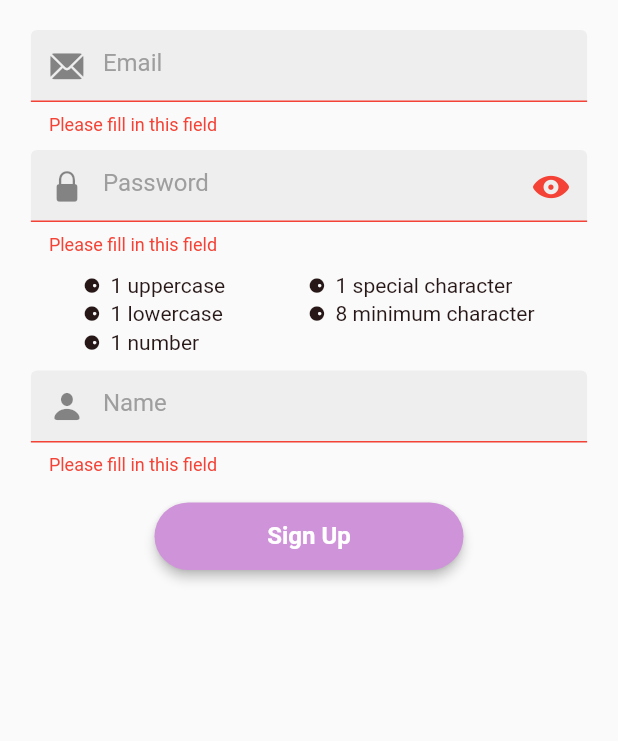
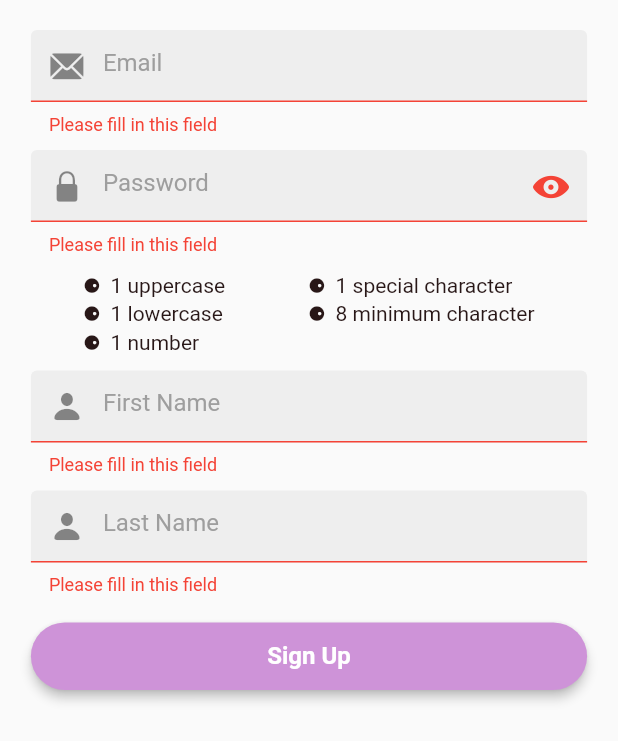
Before and after one commit to bartawil/fitApp, a Flutter app: the SignUpScreen widget shown alone on an empty page, opened directly, after a tap on "Sign Up", on a phone screen of 412 x 824 dp. Shown: the top 741 px of the screen. Run offline on Flutter 3.47's test engine with Material 2 defaults, Android fonts, the light colour scheme and no system bars; our stand-ins replace bloc, cloud_firestore, equatable, firebase_auth, firebase_core, firebase_storage and 3 more; accounts and stored records are empty.

Commit message:
last name signUp

```diff
--- a/lib/screens/authentication/sign_up_screen.dart
+++ b/lib/screens/authentication/sign_up_screen.dart
@@ -20,7 +20,8 @@ class _SignUpScreenState extends State<SignUpScreen> {
 	final passwordController = TextEditingController();
 	bool obscurePassword = true;
 	IconData iconPassword = CupertinoIcons.eye_fill;
-	final nameController = TextEditingController();
+	final firstNameController = TextEditingController();
+  final lastNameController = TextEditingController();
 	bool signUpRequired = false;
 
 	bool containsUpperCase = false;
@@ -210,8 +211,27 @@ class _SignUpScreenState extends State<SignUpScreen> {
 								SizedBox(
 									width: MediaQuery.of(context).size.width * 0.9,
 									child: MyTextField(
-										controller: nameController,
-										hintText: 'Name',
+										controller: firstNameController,
+										hintText: 'First Name',
+										obscureText: false,
+										keyboardType: TextInputType.name,
+										prefixIcon: const Icon(CupertinoIcons.person_fill),
+										validator: (val) {
+											if(val!.isEmpty) {
+												return 'Please fill in this field';
+											} else if(val.length > 30) {
+												return 'Name too long';
+											}
+											return null;
+										}
+									),
+								),
+                const SizedBox(height: 10),
+								SizedBox(
+									width: MediaQuery.of(context).size.width * 0.9,
+									child: MyTextField(
+										controller: lastNameController,
+										hintText: 'Last Name',
 										obscureText: false,
 										keyboardType: TextInputType.name,
 										prefixIcon: const Icon(CupertinoIcons.person_fill),
@@ -228,14 +248,15 @@ class _SignUpScreenState extends State<SignUpScreen> {
 								SizedBox(height: MediaQuery.of(context).size.height * 0.02),
 								!signUpRequired
 									? SizedBox(
-											width: MediaQuery.of(context).size.width * 0.5,
+											width: MediaQuery.of(context).size.width * 0.9,
 											child: TextButton(
 												onPressed: () {
 													if (_formKey.currentState!.validate()) {
 														MyUser myUser = MyUser.empty;
 														myUser = myUser.copyWith(
 															email: emailController.text,
-															name: nameController.text,
+															firstName: firstNameController.text,
+                              lastName: lastNameController.text,
 														);
 
 														setState(() {
--- a/lib/screens/home/home_screen.dart
+++ b/lib/screens/home/home_screen.dart
@@ -195,7 +195,7 @@ class _HomeScreenState extends State<HomeScreen> {
                           ),
 											const SizedBox(width: 10),
 											Text(
-												"Welcome ${state.user!.name}"
+												"Welcome ${state.user!.firstName}"
 											)
 										],
 									);
@@ -254,7 +254,7 @@ class _HomeScreenState extends State<HomeScreen> {
 																		crossAxisAlignment: CrossAxisAlignment.start,
 																		children: [
 																			Text(
-																				state.posts[i].myUser.name,
+																				state.posts[i].myUser.firstName,
 																				style: const TextStyle(
 																					fontWeight: FontWeight.bold,
 																					fontSize: 18
--- a/packages/user_repository/lib/src/entities/my_user_entity.dart
+++ b/packages/user_repository/lib/src/entities/my_user_entity.dart
@@ -3,13 +3,15 @@ import 'package:equatable/equatable.dart';
 class MyUserEntity extends Equatable {
 	final String id;
 	final String email;
-	final String name;
+	final String firstName;
+  final String lastName;
 	final String? picture;
 
 	const MyUserEntity({
 		required this.id,
 		required this.email,
-		required this.name,
+		required this.firstName,
+    required this.lastName,
 		this.picture,
 	});
 
@@ -17,7 +19,8 @@ class MyUserEntity extends Equatable {
     return {
       'id': id,
 			'email': email,
-      'name': name,
+      'first_name': firstName,
+      'last_name': lastName,
       'picture': picture,
     };
   }
@@ -26,20 +29,22 @@ class MyUserEntity extends Equatable {
     return MyUserEntity(
       id: doc['id'] as String,
 			email: doc['email'] as String,
-      name: doc['name'] as String,
+      firstName: doc['first_name'] as String,
+      lastName: doc['last_name'] as String,
       picture: doc['picture'] as String?
     );
   }
 
 	@override
-	List<Object?> get props => [id, email, name, picture];
+	List<Object?> get props => [id, email, firstName, lastName, picture];
 
 	@override
   String toString() {
     return '''UserEntity: {
       id: $id
       email: $email
-      name: $name
+      first_name: $firstName
+      last_name: $lastName
       picture: $picture
     }''';
   }
--- a/packages/user_repository/lib/src/models/my_user.dart
+++ b/packages/user_repository/lib/src/models/my_user.dart
@@ -5,13 +5,15 @@ import '../entities/entities.dart';
 class MyUser extends Equatable {
 	final String id;
 	final String email;
-	final String name;
+	final String firstName;
+  final String lastName;
 	String? picture;
 
 	MyUser({
 		required this.id,
 		required this.email,
-		required this.name,
+		required this.firstName,
+    required this.lastName,
 		this.picture,
 	});
 
@@ -19,7 +21,8 @@ class MyUser extends Equatable {
   static final empty = MyUser(
 		id: '',
 		email: '',
-		name: '',
+		firstName: '',
+    lastName: '',
 		picture: ''
 	);
 
@@ -27,13 +30,15 @@ class MyUser extends Equatable {
 	MyUser copyWith({
     String? id,
     String? email,
-    String? name,
+    String? firstName,
+    String? lastName,
     String? picture,
   }) {
     return MyUser(
       id: id ?? this.id,
       email: email ?? this.email,
-      name: name ?? this.name,
+      firstName: firstName ?? this.firstName,
+      lastName: lastName ?? this.lastName,
       picture: picture ?? this.picture,
     );
   }
@@ -48,7 +53,8 @@ class MyUser extends Equatable {
     return MyUserEntity(
       id: id,
       email: email,
-      name: name,
+      firstName: firstName,
+      lastName: lastName,
       picture: picture,
     );
   }
@@ -57,13 +63,14 @@ class MyUser extends Equatable {
     return MyUser(
       id: entity.id,
       email: entity.email,
-      name: entity.name,
+      firstName: entity.firstName,
+      lastName: entity.lastName,
       picture: entity.picture,
     );
   }
 
 
 	@override
-	List<Object?> get props => [id, email, name, picture];
+	List<Object?> get props => [id, email, firstName, lastName, picture];
 
 }
```
